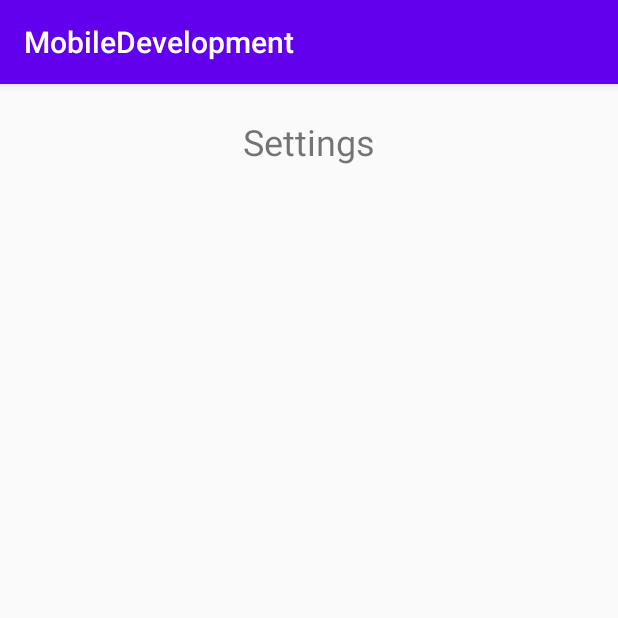
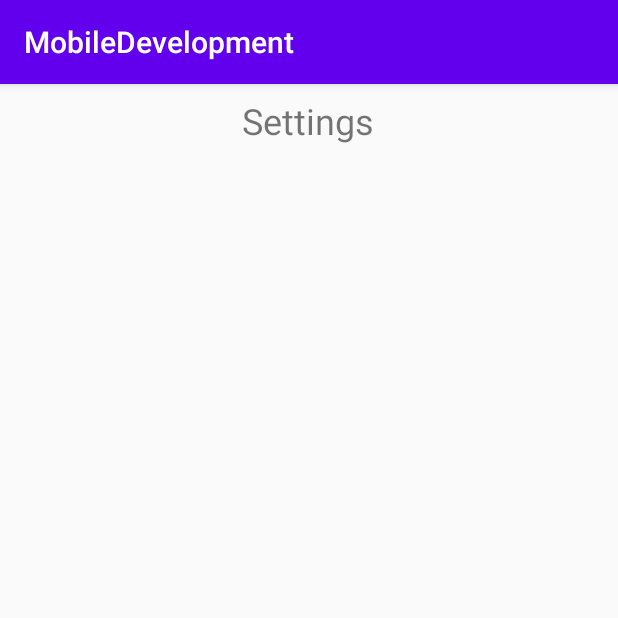
Before and after one commit to AlfianSanjaya/MobileDevelopmentProject, an Android app: the Settings screen opened directly, with no data from a screen before it, on a phone screen of 412 x 824 dp, the top half of it. Run offline under Robolectric (Android 15) with nearby library versions, the phone set to English and light mode, and no system bars.

Commit message:
Fixed problem (page not showing)

```diff
--- a/app/src/main/res/layout/activity_bib.xml
+++ b/app/src/main/res/layout/activity_bib.xml
@@ -11,10 +11,8 @@
         android:layout_width="wrap_content"
         android:layout_height="wrap_content"
         android:layout_marginTop="8dp"
-        android:layout_marginBottom="691dp"
         android:text="@string/my_library"
         android:textSize="24sp"
-        app:layout_constraintBottom_toBottomOf="parent"
         app:layout_constraintEnd_toEndOf="parent"
         app:layout_constraintStart_toStartOf="parent"
         app:layout_constraintTop_toTopOf="parent" />
--- a/app/src/main/res/layout/activity_info_page.xml
+++ b/app/src/main/res/layout/activity_info_page.xml
@@ -11,10 +11,8 @@
         android:layout_width="wrap_content"
         android:layout_height="wrap_content"
         android:layout_marginTop="8dp"
-        android:layout_marginBottom="691dp"
         android:text="@string/info"
         android:textSize="24sp"
-        app:layout_constraintBottom_toBottomOf="parent"
         app:layout_constraintEnd_toEndOf="parent"
         app:layout_constraintStart_toStartOf="parent"
         app:layout_constraintTop_toTopOf="parent" />
--- a/app/src/main/res/layout/activity_settings.xml
+++ b/app/src/main/res/layout/activity_settings.xml
@@ -11,11 +11,10 @@
         android:layout_width="wrap_content"
         android:layout_height="wrap_content"
         android:layout_marginTop="8dp"
-        android:layout_marginBottom="699dp"
         android:text="@string/settings"
         android:textSize="24sp"
-        app:layout_constraintBottom_toBottomOf="parent"
         app:layout_constraintEnd_toEndOf="parent"
+        app:layout_constraintHorizontal_bias="0.498"
         app:layout_constraintStart_toStartOf="parent"
         app:layout_constraintTop_toTopOf="parent" />
 
```
